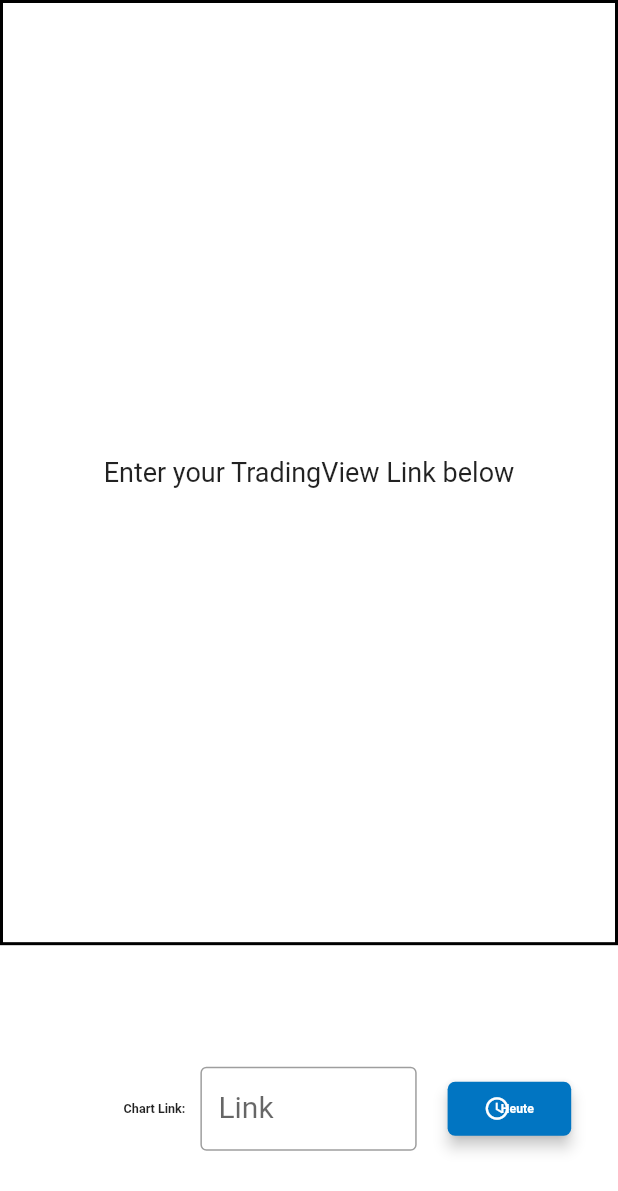
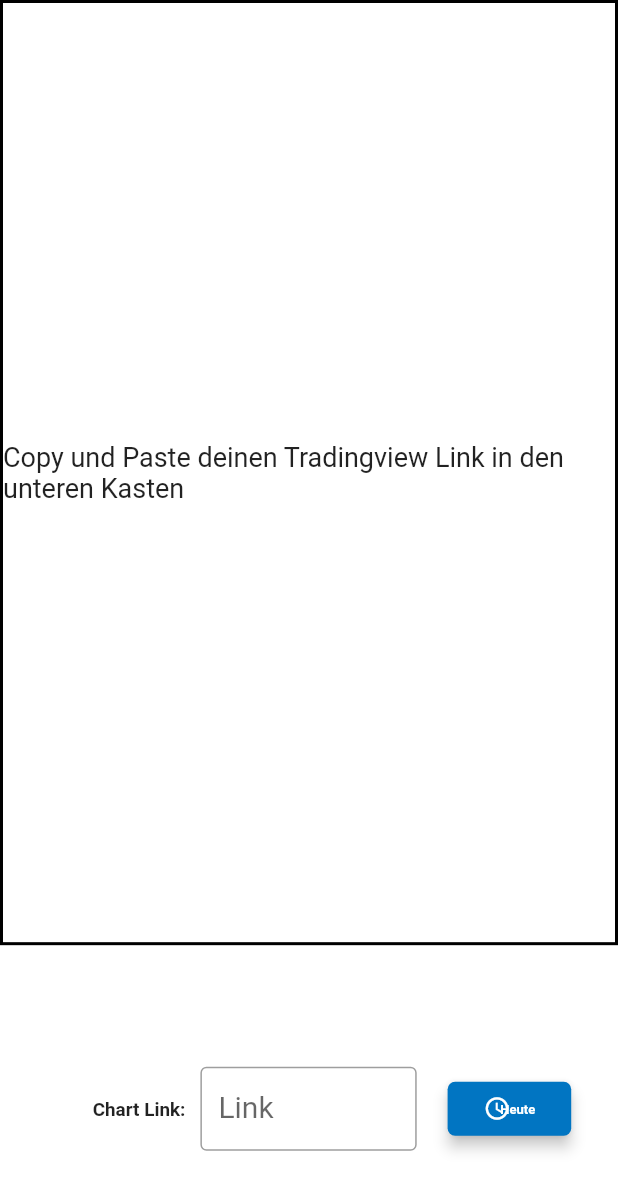
Before and after one commit to xlDownxl/SK-Log, a Flutter app: the AnalysePictureArea widget shown alone on an empty page, opened directly with empty values, on a phone screen of 412 x 824 dp. Shown: the top 1191 px of the screen. Run offline on Flutter 3.47's test engine with Material 2 defaults, Android fonts, the phone set to English and light mode, and no system bars; our stand-ins replace auto_size_text, firebase_auth, flutter_tags, font_awesome_flutter, gradient_app_bar, material_design_icons_flutter and 1 more; missing offline and left inert: enum_to_string, firebase, quill_delta, transformer_page_view, zefyr; accounts and stored records are empty.

Commit message:
responsiveness changes

```diff
--- a/lib/widgets/analyse_picture_area.dart
+++ b/lib/widgets/analyse_picture_area.dart
@@ -67,7 +67,7 @@ class _AnalysePictureAreaState extends State<AnalysePictureArea> {
                 : Container(
                     child: Center(
                       child: Text(
-                        "Enter your TradingView Link below",
+                        "Copy und Paste deinen Tradingview Link in den unteren Kasten",
                         style: TextStyle(fontSize: 18),
                       ),
                     ),
@@ -88,10 +88,10 @@ class _AnalysePictureAreaState extends State<AnalysePictureArea> {
                 crossAxisAlignment: CrossAxisAlignment.center,
                 children: <Widget>[
                   Container(
-                    width: constraints.maxWidth * 0.05,
+                    width: constraints.maxWidth * 0.02,
                   ),
                   Container(
-                    width: constraints.maxWidth * 0.1,
+                    width: constraints.maxWidth * 0.08,
                     child:         LayoutBuilder(
                         builder:(ctx,constraints)=> Container(
                           //width: constraints.maxWidth,
@@ -108,9 +108,11 @@ class _AnalysePictureAreaState extends State<AnalysePictureArea> {
                               color: Theme.of(context).accentColor,
                             ),
                             child: Center(
-                              child: Text(
-                                  analyse.pair,
-                                style: TextStyle(fontWeight: FontWeight.bold,fontSize: 22),
+                              child: FittedBox(
+                                child: Text(
+                                    analyse.pair,
+                                  style: TextStyle(fontWeight: FontWeight.bold,fontSize: 22),
+                                ),
                               ),
                             ),
 
@@ -128,7 +130,7 @@ class _AnalysePictureAreaState extends State<AnalysePictureArea> {
                       style:
                           TextStyle(fontSize: 18, fontWeight: FontWeight.bold),
                     )),
-                    width: constraints.maxWidth * 0.1,
+                    width: constraints.maxWidth * 0.15,
                   ),
                   SizedBox(
                     width: 10,
@@ -183,11 +185,7 @@ class _AnalysePictureAreaState extends State<AnalysePictureArea> {
                                 color: Colors.white,
                               ),
                             ),
-                            Flexible(
-                              child: SizedBox(
-                                width: 5,
-                              ),
-                            ),
+
                             Flexible(
                               flex: 25,
                               child: FittedBox(
@@ -203,13 +201,8 @@ class _AnalysePictureAreaState extends State<AnalysePictureArea> {
                                   style: TextStyle(
                                       color: Colors.white,
                                       fontWeight: FontWeight.bold,
-                                      fontSize: 18.0),
+                                      fontSize: 20.0),
                                 ),
-                              ),
-                            ),
-                            Flexible(
-                              child: SizedBox(
-                                width: 5,
                               ),
                             ),
                           ],
--- a/pubspec.yaml
+++ b/pubspec.yaml
@@ -20,10 +20,7 @@ dependencies:
   flutter:
     sdk: flutter
 
-  # The following adds the Cupertino Icons font to your application.
-  # Use with the CupertinoIcons class for iOS style icons.
   cupertino_icons: ^0.1.2
-  #flutter_login: ^1.0.10+1
   email_validator: '^1.0.0'
   font_awesome_flutter: 8.8.1
   provider: ^4.0.2
```
Also changed, not shown: lib/widgets/entry_list.dart (+11 -3 lines), lib/widgets/leftside_menu.dart (+12 -7 lines), lib/widgets/list_element.dart (+13 -6 lines), lib/widgets/pairs.dart (+6 -3 lines).
